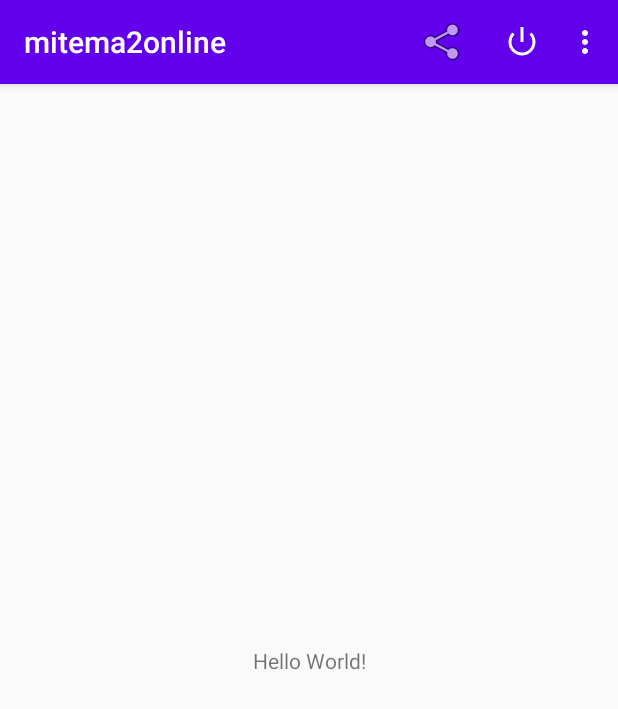
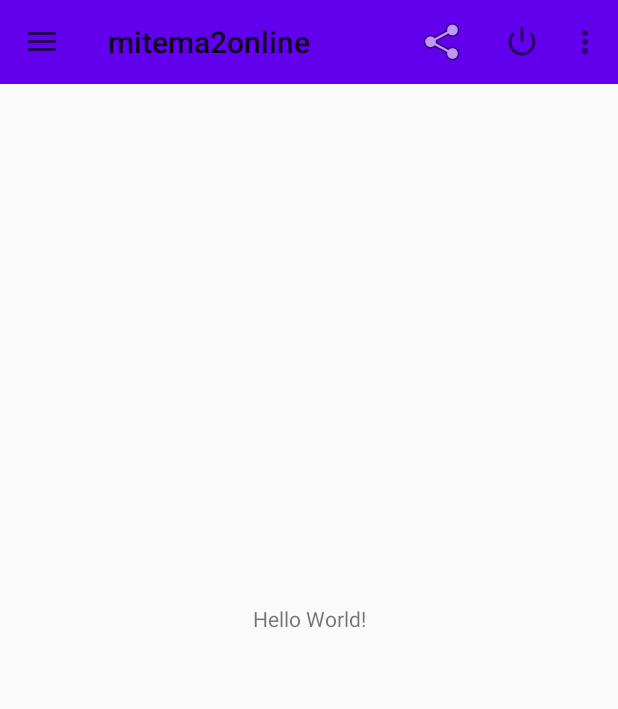
Before and after one commit to WCNosliwsys/mitema2, an Android app: the screen it shows after launch (MainActivity), on a phone screen of 412 x 824 dp. Shown: the top 709 px of the screen. Run offline under Robolectric (Android 15) with nearby library versions, the phone set to English and light mode, and no system bars.

Commit message:
Añadiendo Menu lateral

```diff
--- a/app/build.gradle
+++ b/app/build.gradle
@@ -31,4 +31,6 @@ dependencies {
     testImplementation 'junit:junit:4.12'
     androidTestImplementation 'androidx.test.ext:junit:1.1.1'
     androidTestImplementation 'androidx.test.espresso:espresso-core:3.2.0'
+    implementation 'com.google.android.material:material:1.0.0-rc01'
+
 }
--- a/app/src/main/java/com/ingwilson/mitema2online/MainActivity.java
+++ b/app/src/main/java/com/ingwilson/mitema2online/MainActivity.java
@@ -1,18 +1,82 @@
 package com.ingwilson.mitema2online;
 
+import androidx.annotation.NonNull;
+import androidx.appcompat.app.ActionBarDrawerToggle;
 import androidx.appcompat.app.AppCompatActivity;
+import androidx.appcompat.widget.Toolbar;
+import androidx.core.view.GravityCompat;
+import androidx.drawerlayout.widget.DrawerLayout;
 
 import android.content.Intent;
 import android.os.Bundle;
 import android.view.Menu;
 import android.view.MenuItem;
 
-public class MainActivity extends AppCompatActivity {
+import com.google.android.material.navigation.NavigationView;
+
+public class MainActivity extends AppCompatActivity implements NavigationView.OnNavigationItemSelectedListener {
 
     @Override
     protected void onCreate(Bundle savedInstanceState) {
         super.onCreate(savedInstanceState);
-        setContentView(R.layout.activity_main);
+        setContentView(R.layout.drawerlayout);
+        Toolbar toolbar = (Toolbar) findViewById(R.id.toolbar);
+        setSupportActionBar(toolbar);
+// Navigation Drawer
+        DrawerLayout drawer = (DrawerLayout) findViewById(
+                R.id.drawer_layout);
+        ActionBarDrawerToggle toggle = new ActionBarDrawerToggle(this,
+                drawer, toolbar, R.string.drawer_open, R.string. drawer_close);
+        drawer.addDrawerListener(toggle);
+        toggle.syncState();
+        NavigationView navigationView = (NavigationView) findViewById(
+                R.id.nav_view);
+        navigationView.setNavigationItemSelectedListener(this);
+    }
+    @SuppressWarnings("StatementWithEmptyBody")
+    @Override
+    public boolean onNavigationItemSelected(MenuItem item) {
+        switch (item.getItemId()) {
+            case R.id.nav_compartir:
+                Intent paramView;
+                paramView = new Intent("android.intent.action.SEND");
+                paramView.setType("text/plain");
+                paramView.putExtra("android.intent.extra.TEXT", "Descarga nuestra app de la PlayStore" +
+                        " \n" + "https://play.google.com/store/apps/details?id=app.product.demarktec.alo14_pasajero");
+                startActivity(Intent.createChooser(paramView, "Comparte Nuestro aplicativo"));
+                break;
+            case R.id.nav_salir:
+                finish();
+                break;
+            case R.id.nav_multimedia:
+                startActivity(new Intent(this, Multimedia.class));
+                break;
+            case R.id.nav_permisos:
+                startActivity(new Intent(this, Permisos.class));
+                break;
+            case R.id.nav_intenciones:
+                startActivity(new Intent(this, Intenciones.class));
+                break;
+            case R.id.nav_comunicacion:
+                startActivity(new Intent(this, Comunicacion1.class));
+                break;
+            default:
+                break;
+        }
+        DrawerLayout drawer = (DrawerLayout) findViewById(
+                R.id.drawer_layout);
+        drawer.closeDrawer(GravityCompat.START);
+        return true;
+    }
+    @Override
+    public void onBackPressed() {
+        DrawerLayout drawer = (DrawerLayout) findViewById(
+                R.id.drawer_layout);
+        if (drawer.isDrawerOpen(GravityCompat.START)) {
+            drawer.closeDrawer(GravityCompat.START);
+        } else {
+            super.onBackPressed();
+        }
     }
     @Override public boolean onCreateOptionsMenu(Menu menu) {
         getMenuInflater().inflate(R.menu.menu1, menu);
@@ -51,4 +115,6 @@ public class MainActivity extends AppCompatActivity {
         }
         return super.onOptionsItemSelected(item);
     }
+
+
 }
--- a/app/src/main/res/layout/activity_main.xml
+++ b/app/src/main/res/layout/activity_main.xml
@@ -5,7 +5,13 @@
     android:layout_width="match_parent"
     android:layout_height="match_parent"
     tools:context=".MainActivity">
-
+    <androidx.appcompat.widget.Toolbar
+        android:id="@+id/toolbar"
+        android:layout_width="match_parent"
+        android:layout_height="wrap_content"
+        android:minHeight="?attr/actionBarSize"
+        android:background="@color/colorPrimary"
+        tools:ignore="MissingConstraints" />
     <TextView
         android:layout_width="wrap_content"
         android:layout_height="wrap_content"
--- /dev/null
+++ b/app/src/main/res/layout/drawerlayout.xml
@@ -0,0 +1,22 @@
+<androidx.drawerlayout.widget.DrawerLayout
+    xmlns:android="http://schemas.android.com/apk/res/android"
+    xmlns:app="http://schemas.android.com/apk/res-auto"
+    android:id="@+id/drawer_layout"
+    android:layout_width="match_parent"
+    android:layout_height="match_parent"
+    android:fitsSystemWindows="true">
+    <!--El contenido de la actividad -->
+    <include
+        layout="@layout/activity_main"
+        android:layout_width="match_parent"
+        android:layout_height="match_parent" />
+    <!--El contenido del Navigation Drawer -->
+    <com.google.android.material.navigation.NavigationView
+        android:id="@+id/nav_view"
+        android:layout_width="wrap_content"
+        android:layout_height="match_parent"
+        android:layout_gravity="start"
+        android:fitsSystemWindows="true"
+        app:headerLayout="@layout/nav_header_main"
+        app:menu="@menu/menu2" />
+</androidx.drawerlayout.widget.DrawerLayout>
--- /dev/null
+++ b/app/src/main/res/menu/menu2.xml
@@ -0,0 +1,26 @@
+<menu xmlns:android="http://schemas.android.com/apk/res/android">
+    <group android:checkableBehavior="single">
+        <item android:id="@+id/nav_comunicacion"
+            android:icon="@android:drawable/ic_menu_gallery"
+            android:title="Comunicacion" />
+        <item android:id="@+id/nav_intenciones"
+            android:icon="@android:drawable/ic_menu_gallery"
+            android:title="Intenciones" />
+        <item android:id="@+id/nav_multimedia"
+            android:icon="@android:drawable/ic_menu_gallery"
+            android:title="Multimedia" />
+        <item android:id="@+id/nav_permisos"
+            android:icon="@android:drawable/ic_menu_gallery"
+            android:title="Permisos" />
+    </group>
+    <item android:title="Acciones adicionales">
+        <menu>
+            <item android:id="@+id/nav_compartir"
+                android:icon="@android:drawable/ic_menu_share"
+                android:title="Compartir" />
+            <item android:id="@+id/nav_salir"
+                android:icon="@android:drawable/ic_menu_manage"
+                android:title="Salir" />
+        </menu>
+    </item>
+</menu>
--- a/app/src/main/res/values/colors.xml
+++ b/app/src/main/res/values/colors.xml
@@ -1,6 +1,6 @@
 <?xml version="1.0" encoding="utf-8"?>
 <resources>
     <color name="colorPrimary">#6200EE</color>
-    <color name="colorPrimaryDark">#3700B3</color>
+    <color name="colorPrimaryDark">#FFEB3B</color>
     <color name="colorAccent">#03DAC5</color>
 </resources>
--- a/app/src/main/res/values/strings.xml
+++ b/app/src/main/res/values/strings.xml
@@ -1,3 +1,5 @@
 <resources>
     <string name="app_name">mitema2online</string>
+    <string name="drawer_open">abierto</string>
+    <string name="drawer_close">cerrado</string>
 </resources>
--- a/app/src/main/res/values/styles.xml
+++ b/app/src/main/res/values/styles.xml
@@ -1,7 +1,7 @@
 <resources>
 
     <!-- Base application theme. -->
-    <style name="AppTheme" parent="Theme.AppCompat.Light.DarkActionBar">
+    <style name="AppTheme" parent="Theme.AppCompat.Light.NoActionBar">
         <!-- Customize your theme here. -->
         <item name="colorPrimary">@color/colorPrimary</item>
         <item name="colorPrimaryDark">@color/colorPrimaryDark</item>
```
Also changed, not shown: app/src/main/res/layout/nav_header_main.xml (added, +30 -0 lines).
